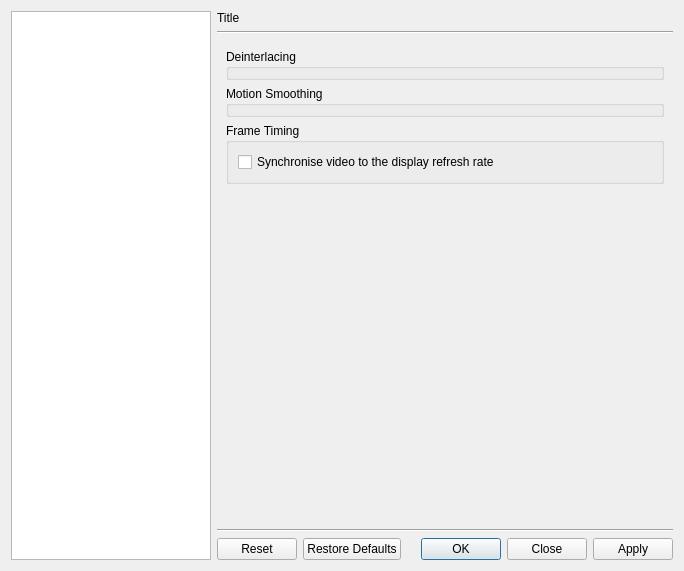
Before: the Qt Designer form src/bomi/ui/prefdialog.ui in kragol/bomi, drawn with Qt 5.
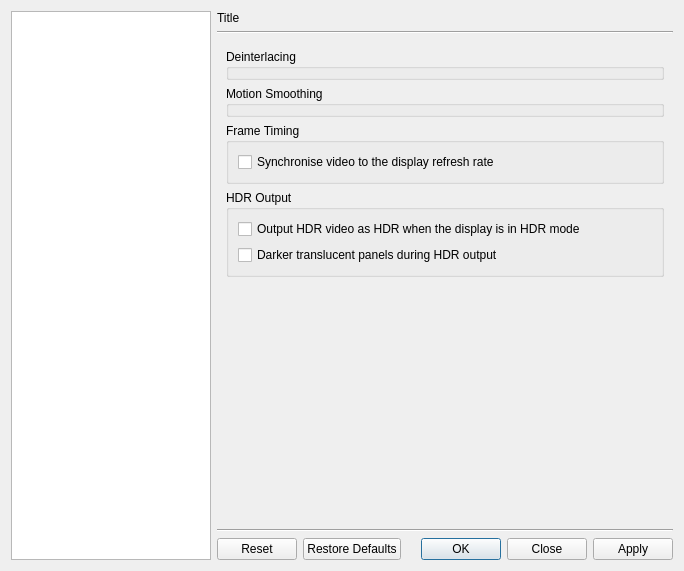
After: the same form once the commit is applied. The open tabs and pages were chosen to show the change. Icons and pictures are not drawn. Custom widgets are drawn as their Qt base class.

Commit message: Output HDR video as HDR when the display is in HDR mode

```diff
--- a/src/bomi/ui/prefdialog.ui
+++ b/src/bomi/ui/prefdialog.ui
@@ -1076,6 +1076,35 @@
            </layout>
           </widget>
          </item>
+         <item>
+          <widget class="QGroupBox" name="hdr_group">
+           <property name="title">
+            <string>HDR Output</string>
+           </property>
+           <layout class="QVBoxLayout" name="verticalLayout_hdr">
+            <item>
+             <widget class="QCheckBox" name="hdr_output">
+              <property name="toolTip">
+               <string>When the display is in HDR mode (Plasma's HDR setting, on Wayland) and the video is HDR, send the video to the display as HDR and let the desktop map it to the screen. Otherwise HDR video is tone-mapped to SDR.</string>
+              </property>
+              <property name="text">
+               <string>Output HDR video as HDR when the display is in HDR mode</string>
+              </property>
+             </widget>
+            </item>
+            <item>
+             <widget class="QCheckBox" name="hdr_ui_darker">
+              <property name="toolTip">
+               <string>During HDR output, blend translucent panels over the video on HDR values. They come out much darker than in SDR, which can make text over bright scenes easier to read. Off, they look as they do in SDR.</string>
+              </property>
+              <property name="text">
+               <string>Darker translucent panels during HDR output</string>
+              </property>
+             </widget>
+            </item>
+           </layout>
+          </widget>
+         </item>
          <item>
           <spacer name="verticalSpacer_7">
            <property name="orientation">
```
The commit also changes 19 other files.
